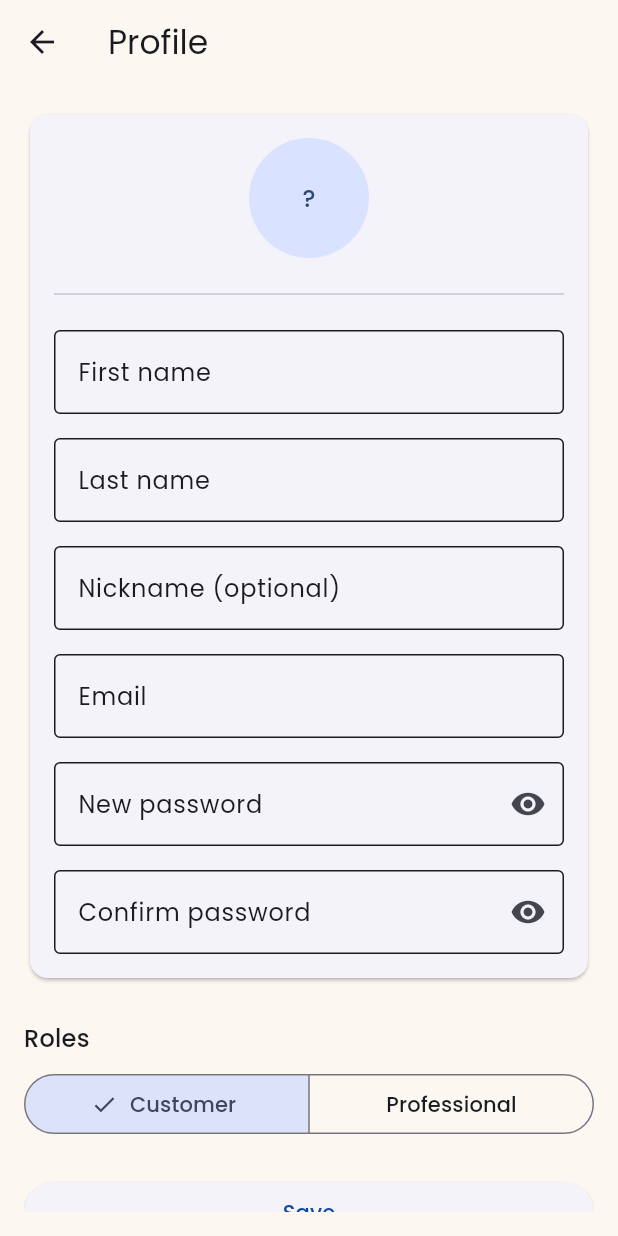
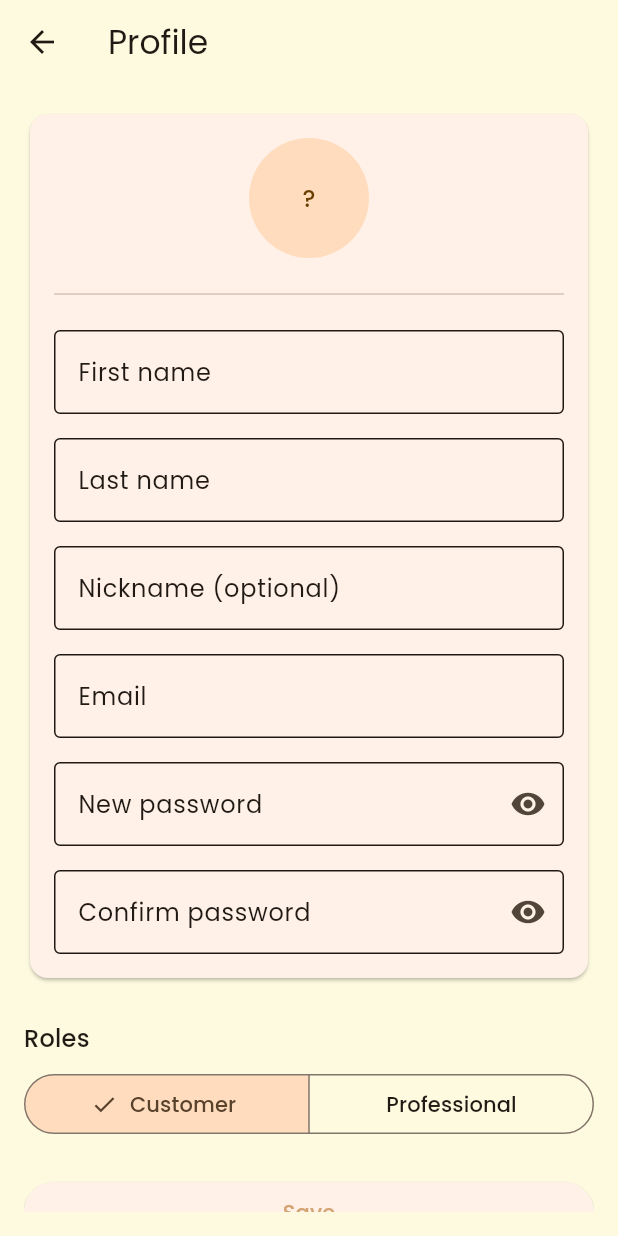
Before and after one commit to tepokato/vogue_vault, a Flutter app: the ProfilePage screen opened directly, on a phone screen of 412 x 824 dp. Run offline on Flutter 3.47's test engine with Material 3 defaults, Android fonts, the phone set to English and light mode, and no system bars; our stand-ins replace hive_flutter, image_picker; missing offline and left inert: cryptography, file_selector; accounts and stored records are empty.

Commit message:
feat: refresh app color palette

```diff
--- a/lib/utils/color_palette.dart
+++ b/lib/utils/color_palette.dart
@@ -3,20 +3,20 @@ import 'package:flutter/material.dart';
 /// Centralized application color palette.
 class AppColors {
   /// Primary brand color used for key UI elements.
-  static const Color primary = Color(0xFF0D47A1);
+  static const Color primary = Color(0xFFD4A373);
 
   /// Secondary complementary color for varied accents.
-  static const Color secondary = Color(0xFFFF8F00);
+  static const Color secondary = Color(0xFFCCD5AE);
 
   /// Tertiary accent color for additional interactive elements.
-  static const Color tertiary = Color(0xFF6A1B9A);
+  static const Color tertiary = Color(0xFFFAEDCD);
 
   /// Light background color ensuring high text contrast.
-  static const Color background = Color(0xFFFDF7F2);
+  static const Color background = Color(0xFFFEFAE0);
 
   /// Dark background color for dark theme surfaces.
   static const Color darkBackground = Color(0xFF121212);
 
   /// Additional highlight color for differentiating services.
-  static const Color highlight = Color(0xFFB00020);
+  static const Color highlight = Color(0xFFE9EDC9);
 }
```
